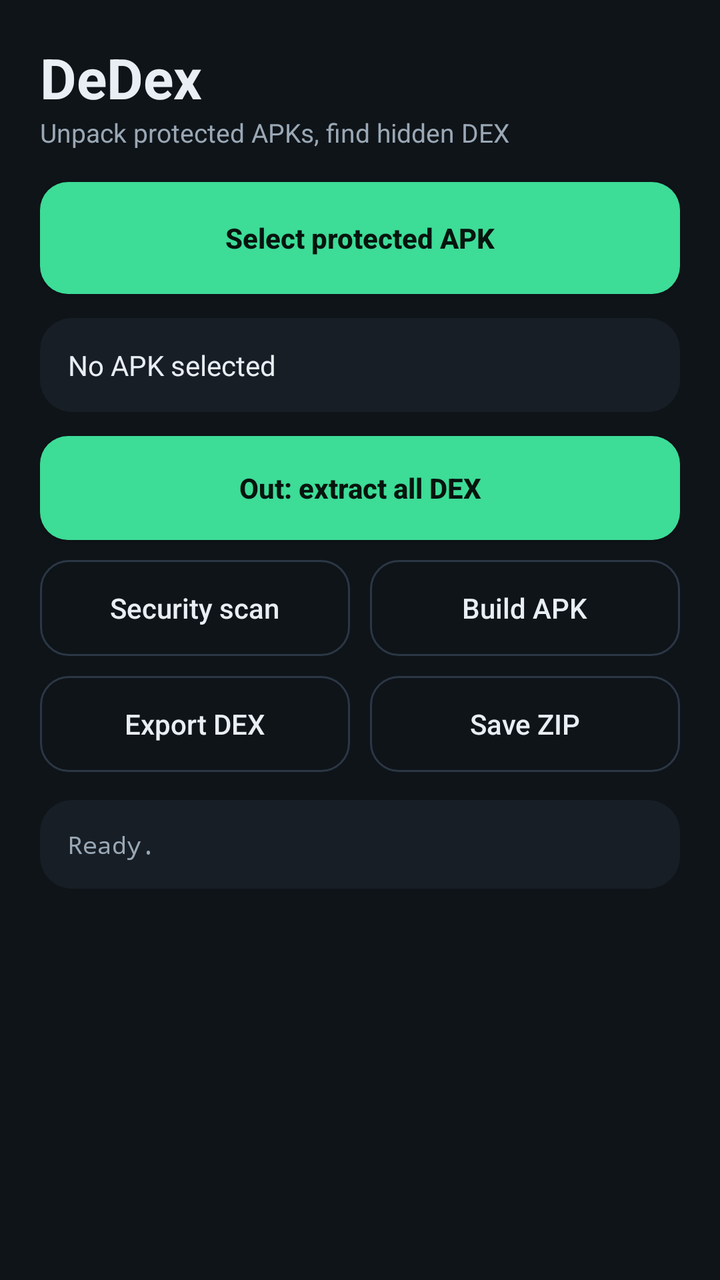
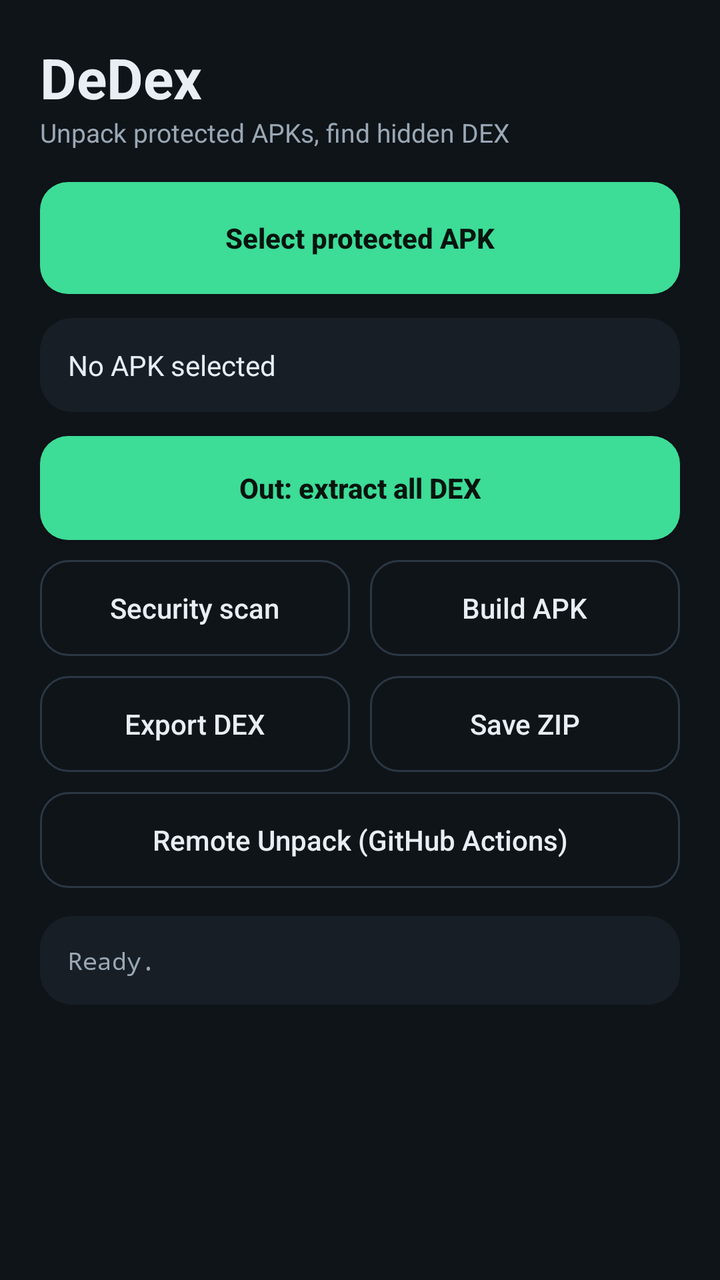

The first picture is an Android layout as it rendered before a commit; the second is the same layout after the commit. The layout source and the unified diff follow.
<!-- AndroidManifest.xml: application theme AppTheme -->
<!-- res/layout/activity_main.xml -->
<?xml version="1.0" encoding="utf-8"?>
<ScrollView xmlns:android="http://schemas.android.com/apk/res/android"
    android:layout_width="match_parent" android:layout_height="match_parent"
    android:background="@color/bg" android:fillViewport="true">
    <LinearLayout android:layout_width="match_parent" android:layout_height="wrap_content"
        android:orientation="vertical" android:padding="20dp">
        <TextView android:layout_width="wrap_content" android:layout_height="wrap_content"
            android:text="DeDex" android:textColor="@color/text" android:textSize="28sp" android:textStyle="bold" />
        <TextView android:layout_width="wrap_content" android:layout_height="wrap_content" android:layout_marginBottom="16dp"
            android:text="Unpack protected APKs, find hidden DEX" android:textColor="@color/muted" android:textSize="13sp" />
        <Button android:id="@+id/btnPick" android:layout_width="match_parent" android:layout_height="56dp"
            android:background="@drawable/btn_primary" android:text="Select protected APK" android:textAllCaps="false" android:textColor="@color/accent_dark" android:textStyle="bold" />
        <TextView android:id="@+id/tvFile" android:layout_width="match_parent" android:layout_height="wrap_content"
            android:layout_marginTop="12dp" android:background="@drawable/card" android:padding="14dp"
            android:text="No APK selected" android:textColor="@color/text" android:textSize="14sp" />
        <View android:layout_width="match_parent" android:layout_height="12dp" />
        <Button android:id="@+id/btnOut" android:layout_width="match_parent" android:layout_height="52dp"
            android:background="@drawable/btn_primary" android:text="Out: extract all DEX" android:textAllCaps="false" android:textColor="@color/accent_dark" android:textStyle="bold" />
        <LinearLayout android:layout_width="match_parent" android:layout_height="wrap_content" android:layout_marginTop="10dp" android:orientation="horizontal">
            <Button android:id="@+id/btnScan" android:layout_width="0dp" android:layout_height="48dp" android:layout_weight="1" android:layout_marginEnd="5dp"
            android:background="@drawable/btn_ghost" android:text="Security scan" android:textAllCaps="false" android:textColor="@color/text" />
            <Button android:id="@+id/btnBuild" android:layout_width="0dp" android:layout_height="48dp" android:layout_weight="1" android:layout_marginStart="5dp"
            android:background="@drawable/btn_ghost" android:text="Build APK" android:textAllCaps="false" android:textColor="@color/text" />
        </LinearLayout>
        <LinearLayout android:layout_width="match_parent" android:layout_height="wrap_content" android:layout_marginTop="10dp" android:orientation="horizontal">
            <Button android:id="@+id/btnExport" android:layout_width="0dp" android:layout_height="48dp" android:layout_weight="1" android:layout_marginEnd="5dp"
            android:background="@drawable/btn_ghost" android:text="Export DEX" android:textAllCaps="false" android:textColor="@color/text" />
            <Button android:id="@+id/btnZip" android:layout_width="0dp" android:layout_height="48dp" android:layout_weight="1" android:layout_marginStart="5dp"
            android:background="@drawable/btn_ghost" android:text="Save ZIP" android:textAllCaps="false" android:textColor="@color/text" />
        </LinearLayout>
        <ProgressBar android:id="@+id/progress" style="?android:attr/progressBarStyleHorizontal"
            android:layout_width="match_parent" android:layout_height="wrap_content" android:layout_marginTop="14dp"
            android:indeterminate="true" android:visibility="gone" />
        <TextView android:id="@+id/tvLog" android:layout_width="match_parent" android:layout_height="wrap_content"
            android:layout_marginTop="14dp" android:background="@drawable/card" android:fontFamily="monospace"
            android:padding="14dp" android:text="Ready." android:textColor="@color/muted"
            android:textIsSelectable="true" android:textSize="12sp" />
    </LinearLayout>
</ScrollView>
<!-- resources referenced by this layout -->
<resources>
  <color name="accent_dark">#06140E</color>
  <color name="bg">#0F1419</color>
  <color name="muted">#9AA8B5</color>
  <color name="text">#E8EEF3</color>
  <!-- drawable btn_ghost (drawable) -->
  <?xml version="1.0" encoding="utf-8"?>
  <shape xmlns:android="http://schemas.android.com/apk/res/android">
      <solid android:color="@android:color/transparent" />
      <stroke android:width="1dp" android:color="@color/stroke" />
      <corners android:radius="14dp" />
  </shape>
  <!-- drawable btn_primary (drawable) -->
  <?xml version="1.0" encoding="utf-8"?>
  <shape xmlns:android="http://schemas.android.com/apk/res/android">
      <solid android:color="@color/accent" />
      <corners android:radius="14dp" />
  </shape>
  <!-- drawable card (drawable) -->
  <?xml version="1.0" encoding="utf-8"?>
  <shape xmlns:android="http://schemas.android.com/apk/res/android">
      <solid android:color="@color/card" />
      <corners android:radius="16dp" />
  </shape>
  <style name="AppTheme" parent="android:Theme.Material.NoActionBar">
          <item name="android:windowBackground">@color/bg</item>
          <item name="android:statusBarColor">@color/bg</item>
          <item name="android:navigationBarColor">@color/bg</item>
          <item name="android:colorAccent">@color/accent</item>
          <item name="android:textColorPrimary">@color/text</item>
      </style>
  <color name="stroke">#2B3744</color>
  <color name="accent">#3DDC97</color>
  <color name="card">#171E26</color>
</resources>

<!-- the commit's change to res/layout/activity_main.xml (unified diff, before → after) -->
@@ -28,6 +28,8 @@
             <Button android:id="@+id/btnZip" android:layout_width="0dp" android:layout_height="48dp" android:layout_weight="1" android:layout_marginStart="5dp"
             android:background="@drawable/btn_ghost" android:text="Save ZIP" android:textAllCaps="false" android:textColor="@color/text" />
         </LinearLayout>
+        <Button android:id="@+id/btnRemote" android:layout_width="match_parent" android:layout_height="48dp" android:layout_marginTop="10dp"
+            android:background="@drawable/btn_ghost" android:text="Remote Unpack (GitHub Actions)" android:textAllCaps="false" android:textColor="@color/text" />
         <ProgressBar android:id="@+id/progress" style="?android:attr/progressBarStyleHorizontal"
             android:layout_width="match_parent" android:layout_height="wrap_content" android:layout_marginTop="14dp"
             android:indeterminate="true" android:visibility="gone" />
